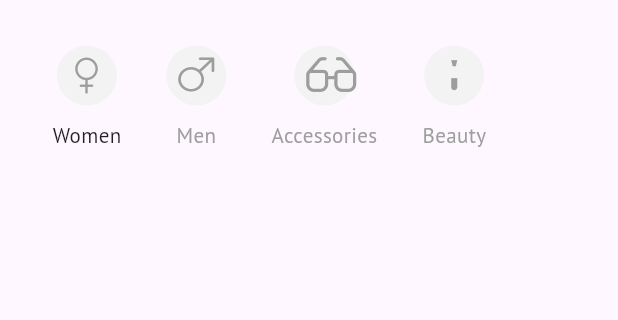
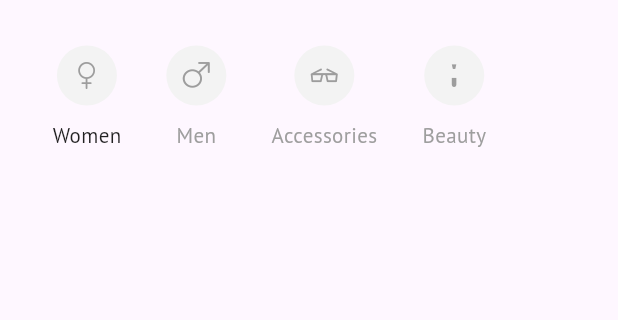
Before and after one commit to Nilav2608/E-commerce-marketplace, a Flutter app: the screen it shows after launch, on a phone screen of 412 x 824 dp, the part 61-381 px from its top. Run offline on Flutter 3.47's test engine with Material 2 defaults, Android fonts, the phone set to English and light mode, and no system bars; our stand-ins replace bloc, flutter_bloc, google_fonts.

Commit message:
Circular avatar tabs correction

```diff
--- a/lib/presentation/components/circle_tabs.dart
+++ b/lib/presentation/components/circle_tabs.dart
@@ -22,10 +22,12 @@ class CircleTab extends StatelessWidget {
         CircleAvatar(
           backgroundColor: const Color(0xFFF3F3F3),
           radius: 20,
-          child: Icon(
-            // size: iconSize,
-            icon,
-            color: const Color(0xFF9D9D9D),
+          child: Center(
+            child: Icon(
+              icon,
+              size: 18,
+              color: const Color(0xFF9D9D9D),
+            ),
           ),
         ),
         const SizedBox(
--- a/lib/presentation/screens/home.dart
+++ b/lib/presentation/screens/home.dart
@@ -40,7 +40,7 @@ class _HomePageState extends State<HomePage> {
                       width: 30,
                     ),
                     CircleTab(
-                      icon: PrimaryIcons.vector_2,
+                      icon: PrimaryIcons.glasses,
                       isSelected: false,
                       data: "Accessories",
                       // iconSize: 20,
```
